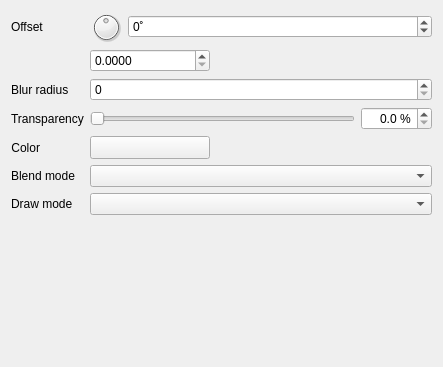
The window that src/ui/effects/widget_shadoweffect.ui (carsmie/QGIS) describes before a commit, drawn with Qt 5.
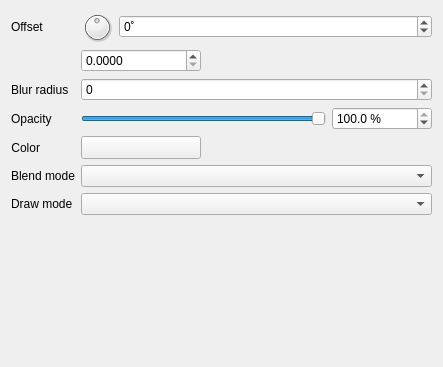
The same window after the commit. Custom widgets are drawn as their Qt base class.

Commit message: Flip QgsShadowEffect from transparency to opacity

What changed in the file:
```diff
--- a/src/ui/effects/widget_shadoweffect.ui
+++ b/src/ui/effects/widget_shadoweffect.ui
@@ -101,7 +101,7 @@
         <item row="3" column="0">
          <widget class="QLabel" name="label_28">
           <property name="text">
-           <string>Transparency</string>
+           <string>Opacity</string>
           </property>
          </widget>
         </item>
@@ -167,6 +167,9 @@
             <property name="pageStep">
              <number>100</number>
             </property>
+            <property name="value">
+             <number>1000</number>
+            </property>
             <property name="orientation">
              <enum>Qt::Horizontal</enum>
             </property>
@@ -177,8 +180,11 @@
             <property name="enabled">
              <bool>true</bool>
             </property>
-            <property name="alignment">
-             <set>Qt::AlignRight|Qt::AlignTrailing|Qt::AlignVCenter</set>
+            <property name="minimumSize">
+             <size>
+              <width>100</width>
+              <height>0</height>
+             </size>
             </property>
             <property name="suffix">
              <string> %</string>
@@ -189,6 +195,9 @@
             <property name="maximum">
              <double>100.000000000000000</double>
             </property>
+            <property name="value">
+             <double>100.000000000000000</double>
+            </property>
            </widget>
           </item>
          </layout>
```
Left out of the diff: 8 changed lines with no effect on the pictures. The commit also changes 9 other files.
